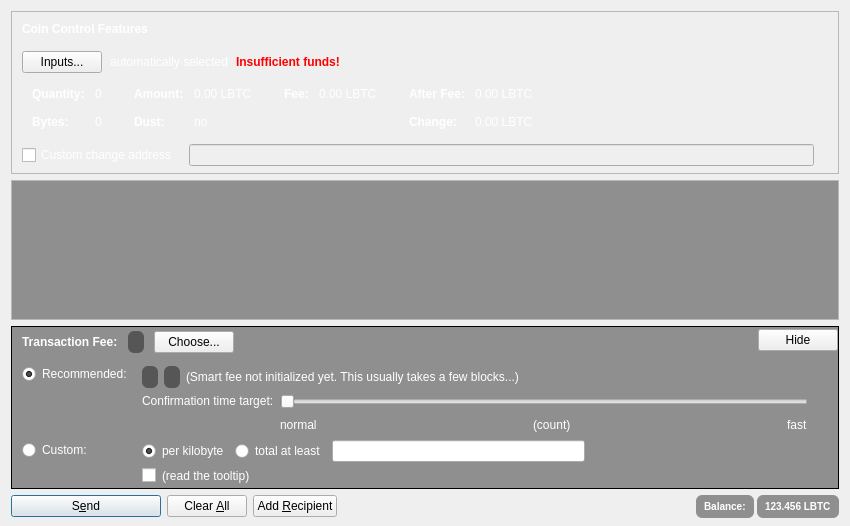
Old version of the form src/qt/forms/sendcoinsdialog.ui in the repository litebitcoins/litebitcoin.
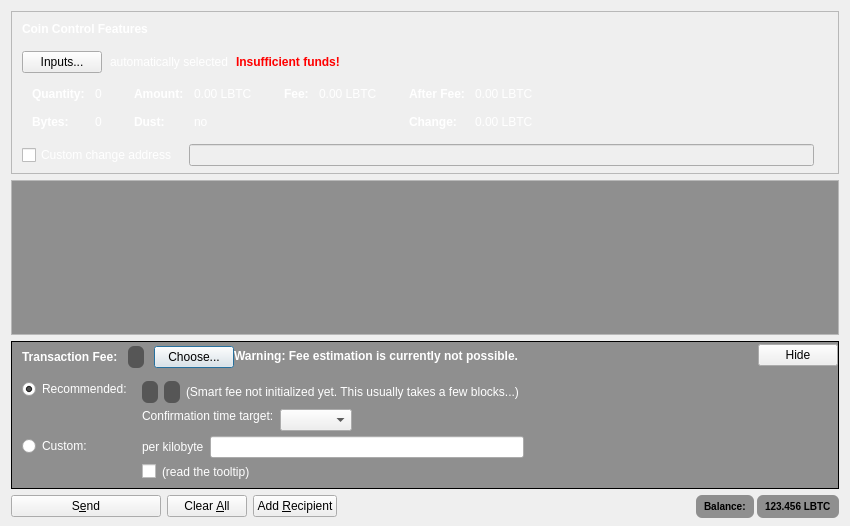
New version of the form. Icons and pictures are not drawn. Custom widgets are drawn as their Qt base class.

Diff of the .ui file:
```diff
--- a/src/qt/forms/sendcoinsdialog.ui
+++ b/src/qt/forms/sendcoinsdialog.ui
@@ -1254,7 +1254,7 @@
         <x>0</x>
         <y>0</y>
         <width>830</width>
-        <height>91</height>
+        <height>110</height>
        </rect>
       </property>
       <property name="styleSheet">
@@ -1637,11 +1637,70 @@
             </item>
            </layout>
           </item>
+          <item>
+           <widget class="QLabel" name="fallbackFeeWarningLabel">
+            <property name="palette">
+             <palette>
+              <active>
+               <colorrole role="WindowText">
+                <brush brushstyle="SolidPattern">
+                 <color alpha="255">
+                  <red>255</red>
+                  <green>255</green>
+                  <blue>255</blue>
+                 </color>
+                </brush>
+               </colorrole>
+              </active>
+              <inactive>
+               <colorrole role="WindowText">
+                <brush brushstyle="SolidPattern">
+                 <color alpha="255">
+                  <red>255</red>
+                  <green>255</green>
+                  <blue>255</blue>
+                 </color>
+                </brush>
+               </colorrole>
+              </inactive>
+              <disabled>
+               <colorrole role="WindowText">
+                <brush brushstyle="SolidPattern">
+                 <color alpha="255">
+                  <red>120</red>
+                  <green>120</green>
+                  <blue>120</blue>
+                 </color>
+                </brush>
+               </colorrole>
+              </disabled>
+             </palette>
+            </property>
+            <property name="font">
+             <font>
+              <weight>75</weight>
+              <bold>true</bold>
+             </font>
+            </property>
+            <property name="toolTip">
+             <string>Using the fallbackfee can result in sending a transaction that will take several hours or days (or never) to confirm. Consider choosing your fee manually or wait until you have validated the complete chain.</string>
+            </property>
+            <property name="text">
+             <string>Warning: Fee estimation is currently not possible.</string>
+            </property>
+            <property name="wordWrap">
+             <bool>false</bool>
+            </property>
+           </widget>
+          </item>
           <item>
            <spacer name="horizontalSpacer_4">
             <property name="orientation">
              <enum>Qt::Horizontal</enum>
             </property>
+            <property name="sizeType">
+             <enum>QSizePolicy::MinimumExpanding</enum>
+            </property>
             <property name="sizeHint" stdset="0">
              <size>
               <width>40</width>
@@ -1702,7 +1761,7 @@
                <item>
                 <layout class="QHBoxLayout" name="horizontalLayoutFee13">
                  <item>
-                  <widget class="QRadioButton" name="radioCustomPerKilobyte">
+                  <widget class="QLabel" name="labelCustomPerKilobyte">
                    <property name="palette">
                     <palette>
                      <active>
@@ -1746,62 +1805,6 @@
                    <property name="text">
                     <string>per kilobyte</string>
                    </property>
-                   <property name="checked">
-                    <bool>true</bool>
-                   </property>
-                   <attribute name="buttonGroup">
-                    <string notr="true">groupCustomFee</string>
-                   </attribute>
-                  </widget>
-                 </item>
-                 <item>
-                  <widget class="QRadioButton" name="radioCustomAtLeast">
-                   <property name="palette">
-                    <palette>
-                     <active>
-                      <colorrole role="WindowText">
-                       <brush brushstyle="SolidPattern">
-                        <color alpha="255">
-                         <red>255</red>
-                         <green>255</green>
-                         <blue>255</blue>
-                        </color>
-                       </brush>
-                      </colorrole>
-                     </active>
-                     <inactive>
-                      <colorrole role="WindowText">
-                       <brush brushstyle="SolidPattern">
-                        <color alpha="255">
-                         <red>255</red>
-                         <green>255</green>
-                         <blue>255</blue>
-                        </color>
-                       </brush>
-                      </colorrole>
-                     </inactive>
-                     <disabled>
-                      <colorrole role="WindowText">
-                       <brush brushstyle="SolidPattern">
-                        <color alpha="255">
-                         <red>120</red>
-                         <green>120</green>
-                         <blue>120</blue>
-                        </color>
-                       </brush>
-                      </colorrole>
-                     </disabled>
-                    </palette>
-                   </property>
-                   <property name="toolTip">
-                    <string>If the custom fee is set to 1000 satoshis and the transaction is only 250 bytes, then &quot;per kilobyte&quot; only pays 250 satoshis in fee, while &quot;total at least&quot; pays 1000 satoshis. For transactions bigger than a kilobyte both pay by kilobyte.</string>
-                   </property>
-                   <property name="text">
-                    <string>total at least</string>
-                   </property>
-                   <attribute name="buttonGroup">
-                    <string notr="true">groupCustomFee</string>
-                   </attribute>
                   </widget>
                  </item>
                  <item>
@@ -2526,81 +2529,15 @@
                     <number>30</number>
                    </property>
                    <item>
-                    <widget class="QSlider" name="sliderSmartFee">
-                     <property name="minimum">
+                    <layout class="QHBoxLayout" name="horizontalLayoutConfTarget">
+                     <property name="bottomMargin">
                       <number>0</number>
                      </property>
-                     <property name="maximum">
-                      <number>23</number>
-                     </property>
-                     <property name="pageStep">
-                      <number>1</number>
-                     </property>
-                     <property name="value">
-                      <number>0</number>
-                     </property>
-                     <property name="orientation">
-                      <enum>Qt::Horizontal</enum>
-                     </property>
-                     <property name="invertedAppearance">
-                      <bool>false</bool>
-                     </property>
-                     <property name="invertedControls">
-                      <bool>false</bool>
-                     </property>
-                     <property name="tickPosition">
-                      <enum>QSlider::NoTicks</enum>
-                     </property>
-                    </widget>
-                   </item>
-                   <item>
-                    <layout class="QHBoxLayout" name="horizontalLayoutFee10">
                      <item>
-                      <widget class="QLabel" name="labelSmartFeeNormal">
-                       <property name="palette">
-                        <palette>
-                         <active>
-                          <colorrole role="WindowText">
-                           <brush brushstyle="SolidPattern">
-                            <color alpha="255">
-                             <red>255</red>
-                             <green>255</green>
-                             <blue>255</blue>
-                            </color>
-                           </brush>
-                          </colorrole>
-                         </active>
-                         <inactive>
-                          <colorrole role="WindowText">
-                           <brush brushstyle="SolidPattern">
-                            <color alpha="255">
-                             <red>255</red>
-                             <green>255</green>
-                             <blue>255</blue>
-                            </color>
-                           </brush>
-                          </colorrole>
-                         </inactive>
-                         <disabled>
-                          <colorrole role="WindowText">
-                           <brush brushstyle="SolidPattern">
-                            <color alpha="255">
-                             <red>120</red>
-                             <green>120</green>
-                             <blue>120</blue>
-                            </color>
-                           </brush>
-                          </colorrole>
-                         </disabled>
-                        </palette>
-                       </property>
-                       <property name="text">
-                        <string>normal</string>
-                       </property>
-                      </widget>
+                      <widget class="QComboBox" name="confTargetSelector"/>
                      </item>
                      <item>
-                      <spacer name="horizontalSpacer_7">
+                      <spacer name="horizontalSpacerConfTarget">
                        <property name="orientation">
                         <enum>Qt::Horizontal</enum>
                        </property>
@@ -2612,107 +2549,6 @@
                        </property>
                       </spacer>
                      </item>
-                     <item>
-                      <widget class="QLabel" name="confirmationTargetLabel">
-                       <property name="palette">
-                        <palette>
-                         <active>
-                          <colorrole role="WindowText">
-                           <brush brushstyle="SolidPattern">
-                            <color alpha="255">
-                             <red>255</red>
-                             <green>255</green>
-                             <blue>255</blue>
-                            </color>
-                           </brush>
-                          </colorrole>
-                         </active>
-                         <inactive>
-                          <colorrole role="WindowText">
-                           <brush brushstyle="SolidPattern">
-                            <color alpha="255">
-                             <red>255</red>
-                             <green>255</green>
-                             <blue>255</blue>
-                            </color>
-                           </brush>
-                          </colorrole>
-                         </inactive>
-                         <disabled>
-                          <colorrole role="WindowText">
-                           <brush brushstyle="SolidPattern">
-                            <color alpha="255">
-                             <red>120</red>
-                             <green>120</green>
-                             <blue>120</blue>
-                            </color>
-                           </brush>
-                          </colorrole>
-                         </disabled>
-                        </palette>
-                       </property>
-                       <property name="text">
-                        <string notr="true">(count)</string>
-                       </property>
-                      </widget>
-                     </item>
-                     <item>
-                      <spacer name="horizontalSpacer_3">
-                       <property name="orientation">
-                        <enum>Qt::Horizontal</enum>
-                       </property>
-                       <property name="sizeHint" stdset="0">
-                        <size>
-                         <width>40</width>
-                         <height>20</height>
-                        </size>
-                       </property>
-                      </spacer>
-                     </item>
-                     <item>
-                      <widget class="QLabel" name="labelSmartFeeFast">
-                       <property name="palette">
-                        <palette>
-                         <active>
-                          <colorrole role="WindowText">
-                           <brush brushstyle="SolidPattern">
-                            <color alpha="255">
-                             <red>255</red>
-                             <green>255</green>
-                             <blue>255</blue>
-                            </color>
-                           </brush>
-                          </colorrole>
-                         </active>
-                         <inactive>
-                          <colorrole role="WindowText">
-                           <brush brushstyle="SolidPattern">
-                            <color alpha="255">
-                             <red>255</red>
-                             <green>255</green>
-                             <blue>255</blue>
-                            </color>
-                           </brush>
-                          </colorrole>
-                         </inactive>
-                         <disabled>
-                          <colorrole role="WindowText">
-                           <brush brushstyle="SolidPattern">
-                            <color alpha="255">
-                             <red>120</red>
-                             <green>120</green>
-                             <blue>120</blue>
-                            </color>
-                           </brush>
-                          </colorrole>
-                         </disabled>
-                        </palette>
-                       </property>
-                       <property name="text">
-                        <string>fast</string>
-                       </property>
-                      </widget>
-                     </item>
                     </layout>
                    </item>
                   </layout>
@@ -2746,8 +2582,8 @@
           </property>
           <property name="sizeHint" stdset="0">
            <size>
-            <width>800</width>
-            <height>1</height>
+            <width>40</width>
+            <height>5</height>
            </size>
           </property>
          </spacer>
@@ -2781,7 +2617,7 @@
         <bool>false</bool>
        </property>
        <property name="default">
-        <bool>true</bool>
+        <bool>false</bool>
        </property>
       </widget>
      </item>
@@ -2851,160 +2687,6 @@
            <verstretch>0</verstretch>
           </sizepolicy>
          </property>
-         <property name="palette">
-          <palette>
-           <active>
-            <colorrole role="WindowText">
-             <brush brushstyle="SolidPattern">
-              <color alpha="255">
-               <red>255</red>
-               <green>255</green>
-               <blue>255</blue>
-              </color>
-             </brush>
-            </colorrole>
-            <colorrole role="Button">
-             <brush brushstyle="LinearGradientPattern">
-              <gradient startx="0.500000000000000" starty="0.000000000000000" endx="0.500000000000000" endy="1.000000000000000" type="LinearGradient" spread="PadSpread" coordinatemode="ObjectBoundingMode">
-               <gradientstop position="0.500000000000000">
-                <color alpha="102">
-                 <red>0</red>
-                 <green>0</green>
-                 <blue>0</blue>
-                </color>
-               </gradientstop>
-              </gradient>
-             </brush>
-            </colorrole>
-            <colorrole role="Base">
-             <brush brushstyle="LinearGradientPattern">
-              <gradient startx="0.500000000000000" starty="0.000000000000000" endx="0.500000000000000" endy="1.000000000000000" type="LinearGradient" spread="PadSpread" coordinatemode="ObjectBoundingMode">
-               <gradientstop position="0.500000000000000">
-                <color alpha="102">
-                 <red>0</red>
-                 <green>0</green>
-                 <blue>0</blue>
-                </color>
-               </gradientstop>
-              </gradient>
-             </brush>
-            </colorrole>
-            <colorrole role="Window">
-             <brush brushstyle="LinearGradientPattern">
-              <gradient startx="0.500000000000000" starty="0.000000000000000" endx="0.500000000000000" endy="1.000000000000000" type="LinearGradient" spread="PadSpread" coordinatemode="ObjectBoundingMode">
-               <gradientstop position="0.500000000000000">
-                <color alpha="102">
-                 <red>0</red>
-                 <green>0</green>
-                 <blue>0</blue>
-                </color>
-               </gradientstop>
-              </gradient>
-             </brush>
-            </colorrole>
-           </active>
-           <inactive>
-            <colorrole role="WindowText">
-             <brush brushstyle="SolidPattern">
-              <color alpha="255">
-               <red>255</red>
-               <green>255</green>
-               <blue>255</blue>
-              </color>
-             </brush>
-            </colorrole>
-            <colorrole role="Button">
-             <brush brushstyle="LinearGradientPattern">
-              <gradient startx="0.500000000000000" starty="0.000000000000000" endx="0.500000000000000" endy="1.000000000000000" type="LinearGradient" spread="PadSpread" coordinatemode="ObjectBoundingMode">
-               <gradientstop position="0.500000000000000">
-                <color alpha="102">
-                 <red>0</red>
-                 <green>0</green>
-                 <blue>0</blue>
-                </color>
-               </gradientstop>
-              </gradient>
-             </brush>
-            </colorrole>
-            <colorrole role="Base">
-             <brush brushstyle="LinearGradientPattern">
-              <gradient startx="0.500000000000000" starty="0.000000000000000" endx="0.500000000000000" endy="1.000000000000000" type="LinearGradient" spread="PadSpread" coordinatemode="ObjectBoundingMode">
-               <gradientstop position="0.500000000000000">
-                <color alpha="102">
-                 <red>0</red>
-                 <green>0</green>
-                 <blue>0</blue>
-                </color>
-               </gradientstop>
-              </gradient>
-             </brush>
-            </colorrole>
-            <colorrole role="Window">
-             <brush brushstyle="LinearGradientPattern">
-              <gradient startx="0.500000000000000" starty="0.000000000000000" endx="0.500000000000000" endy="1.000000000000000" type="LinearGradient" spread="PadSpread" coordinatemode="ObjectBoundingMode">
-               <gradientstop position="0.500000000000000">
-                <color alpha="102">
-                 <red>0</red>
-                 <green>0</green>
-                 <blue>0</blue>
-                </color>
-               </gradientstop>
-              </gradient>
-             </brush>
-            </colorrole>
-           </inactive>
-           <disabled>
-            <colorrole role="WindowText">
-             <brush brushstyle="SolidPattern">
-              <color alpha="255">
-               <red>120</red>
-               <green>120</green>
-               <blue>120</blue>
-              </color>
-             </brush>
-            </colorrole>
-            <colorrole role="Button">
-             <brush brushstyle="LinearGradientPattern">
-              <gradient startx="0.500000000000000" starty="0.000000000000000" endx="0.500000000000000" endy="1.000000000000000" type="LinearGradient" spread="PadSpread" coordinatemode="ObjectBoundingMode">
-               <gradientstop position="0.500000000000000">
-                <color alpha="102">
-                 <red>0</red>
-                 <green>0</green>
-                 <blue>0</blue>
-                </color>
-               </gradientstop>
-              </gradient>
-             </brush>
-            </colorrole>
-            <colorrole role="Base">
-             <brush brushstyle="LinearGradientPattern">
-              <gradient startx="0.500000000000000" starty="0.000000000000000" endx="0.500000000000000" endy="1.000000000000000" type="LinearGradient" spread="PadSpread" coordinatemode="ObjectBoundingMode">
-               <gradientstop position="0.500000000000000">
-                <color alpha="102">
-                 <red>0</red>
-                 <green>0</green>
-                 <blue>0</blue>
-                </color>
-               </gradientstop>
-              </gradient>
-             </brush>
-            </colorrole>
-            <colorrole role="Window">
-             <brush brushstyle="LinearGradientPattern">
-              <gradient startx="0.500000000000000" starty="0.000000000000000" endx="0.500000000000000" endy="1.000000000000000" type="LinearGradient" spread="PadSpread" coordinatemode="ObjectBoundingMode">
-               <gradientstop position="0.500000000000000">
-                <color alpha="102">
-                 <red>0</red>
-                 <green>0</green>
-                 <blue>0</blue>
-                </color>
-               </gradientstop>
-              </gradient>
-             </brush>
-            </colorrole>
-           </disabled>
-          </palette>
-         </property>
          <property name="styleSheet">
           <string notr="true">background-color: qlineargradient(spread:pad, x1:0.5, y1:0, x2:0.5, y2:1, stop:0.5 rgba(0, 0, 0, 102));
 border:0;
@@ -3029,160 +2711,6 @@
            <verstretch>0</verstretch>
           </sizepolicy>
          </property>
-         <property name="palette">
-          <palette>
-           <active>
-            <colorrole role="WindowText">
-             <brush brushstyle="SolidPattern">
-              <color alpha="255">
-               <red>255</red>
-               <green>255</green>
-               <blue>255</blue>
-              </color>
-             </brush>
-            </colorrole>
-            <colorrole role="Button">
-             <brush brushstyle="LinearGradientPattern">
-              <gradient startx="0.500000000000000" starty="0.000000000000000" endx="0.500000000000000" endy="1.000000000000000" type="LinearGradient" spread="PadSpread" coordinatemode="ObjectBoundingMode">
-               <gradientstop position="0.500000000000000">
-                <color alpha="102">
-                 <red>0</red>
-                 <green>0</green>
-                 <blue>0</blue>
-                </color>
-               </gradientstop>
-              </gradient>
-             </brush>
-            </colorrole>
-            <colorrole role="Base">
-             <brush brushstyle="LinearGradientPattern">
-              <gradient startx="0.500000000000000" starty="0.000000000000000" endx="0.500000000000000" endy="1.000000000000000" type="LinearGradient" spread="PadSpread" coordinatemode="ObjectBoundingMode">
-               <gradientstop position="0.500000000000000">
-                <color alpha="102">
-                 <red>0</red>
-                 <green>0</green>
-                 <blue>0</blue>
-                </color>
-               </gradientstop>
-              </gradient>
-             </brush>
-            </colorrole>
-            <colorrole role="Window">
-             <brush brushstyle="LinearGradientPattern">
-              <gradient startx="0.500000000000000" starty="0.000000000000000" endx="0.500000000000000" endy="1.000000000000000" type="LinearGradient" spread="PadSpread" coordinatemode="ObjectBoundingMode">
-               <gradientstop position="0.500000000000000">
-                <color alpha="102">
-                 <red>0</red>
-                 <green>0</green>
-                 <blue>0</blue>
-                </color>
-               </gradientstop>
-              </gradient>
-             </brush>
-            </colorrole>
-           </active>
-           <inactive>
-            <colorrole role="WindowText">
-             <brush brushstyle="SolidPattern">
-              <color alpha="255">
-               <red>255</red>
-               <green>255</green>
-               <blue>255</blue>
-              </color>
-             </brush>
-            </colorrole>
-            <colorrole role="Button">
-             <brush brushstyle="LinearGradientPattern">
-              <gradient startx="0.500000000000000" starty="0.000000000000000" endx="0.500000000000000" endy="1.000000000000000" type="LinearGradient" spread="PadSpread" coordinatemode="ObjectBoundingMode">
-               <gradientstop position="0.500000000000000">
-                <color alpha="102">
-                 <red>0</red>
-                 <green>0</green>
-                 <blue>0</blue>
-                </color>
-               </gradientstop>
-              </gradient>
-             </brush>
-            </colorrole>
-            <colorrole role="Base">
-             <brush brushstyle="LinearGradientPattern">
-              <gradient startx="0.500000000000000" starty="0.000000000000000" endx="0.500000000000000" endy="1.000000000000000" type="LinearGradient" spread="PadSpread" coordinatemode="ObjectBoundingMode">
-               <gradientstop position="0.500000000000000">
-                <color alpha="102">
-                 <red>0</red>
-                 <green>0</green>
-                 <blue>0</blue>
-                </color>
-               </gradientstop>
-              </gradient>
-             </brush>
-            </colorrole>
-            <colorrole role="Window">
-             <brush brushstyle="LinearGradientPattern">
-              <gradient startx="0.500000000000000" starty="0.000000000000000" endx="0.500000000000000" endy="1.000000000000000" type="LinearGradient" spread="PadSpread" coordinatemode="ObjectBoundingMode">
-               <gradientstop position="0.500000000000000">
-                <color alpha="102">
-                 <red>0</red>
-                 <green>0</green>
-                 <blue>0</blue>
-                </color>
-               </gradientstop>
-              </gradient>
-             </brush>
-            </colorrole>
-           </inactive>
-           <disabled>
-            <colorrole role="WindowText">
-             <brush brushstyle="SolidPattern">
-              <color alpha="255">
-               <red>120</red>
-               <green>120</green>
-               <blue>120</blue>
-              </color>
-             </brush>
-            </colorrole>
-            <colorrole role="Button">
-             <brush brushstyle="LinearGradientPattern">
-              <gradient startx="0.500000000000000" starty="0.000000000000000" endx="0.500000000000000" endy="1.000000000000000" type="LinearGradient" spread="PadSpread" coordinatemode="ObjectBoundingMode">
-               <gradientstop position="0.500000000000000">
-                <color alpha="102">
-                 <red>0</red>
-                 <green>0</green>
-                 <blue>0</blue>
-                </color>
-               </gradientstop>
-              </gradient>
-             </brush>
-            </colorrole>
-            <colorrole role="Base">
-             <brush brushstyle="LinearGradientPattern">
-              <gradient startx="0.500000000000000" starty="0.000000000000000" endx="0.500000000000000" endy="1.000000000000000" type="LinearGradient" spread="PadSpread" coordinatemode="ObjectBoundingMode">
-               <gradientstop position="0.500000000000000">
-                <color alpha="102">
-                 <red>0</red>
-                 <green>0</green>
-                 <blue>0</blue>
-                </color>
-               </gradientstop>
-              </gradient>
-             </brush>
-            </colorrole>
-            <colorrole role="Window">
-             <brush brushstyle="LinearGradientPattern">
-              <gradient startx="0.500000000000000" starty="0.000000000000000" endx="0.500000000000000" endy="1.000000000000000" type="LinearGradient" spread="PadSpread" coordinatemode="ObjectBoundingMode">
-               <gradientstop position="0.500000000000000">
-                <color alpha="102">
-                 <red>0</red>
-                 <green>0</green>
-                 <blue>0</blue>
-                </color>
-               </gradientstop>
-              </gradient>
-             </brush>
-            </colorrole>
-           </disabled>
-          </palette>
-         </property>
          <property name="cursor">
           <cursorShape>IBeamCursor</cursorShape>
          </property>
```
Left out of the diff: 38 changed lines with no effect on the pictures.
